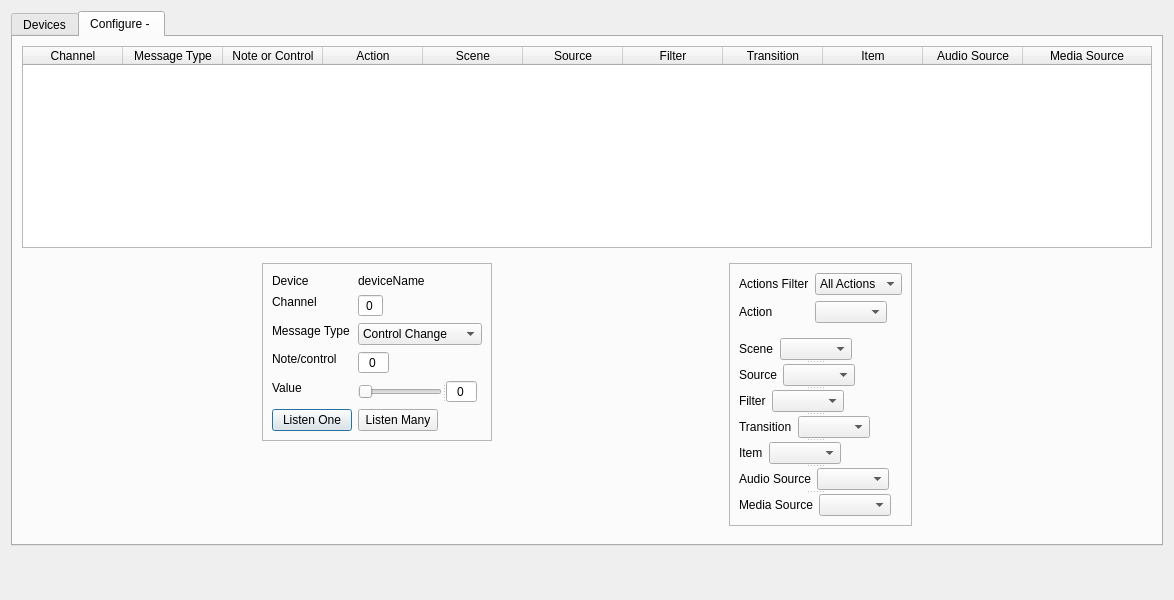
Old version of the form src/forms/settings-dialog.ui in the repository Alzy/obs-midi.
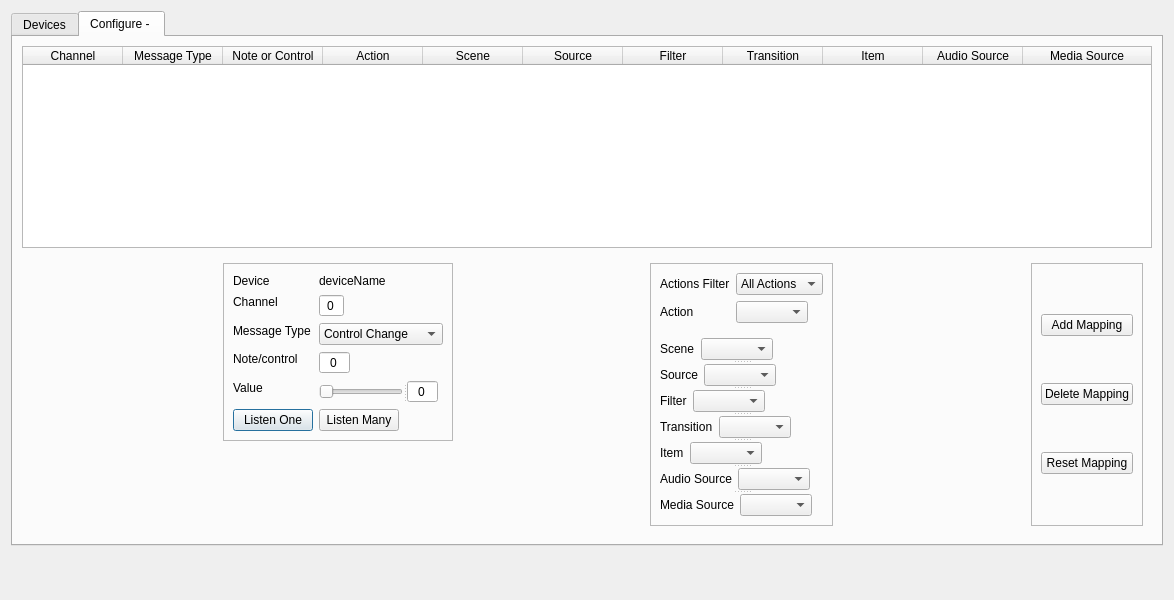
New version of the form. The open tabs and pages were chosen to show the change.

Diff of the .ui file:
```diff
--- a/src/forms/settings-dialog.ui
+++ b/src/forms/settings-dialog.ui
@@ -9,7 +9,7 @@
    <rect>
     <x>0</x>
     <y>0</y>
-    <width>800</width>
+    <width>1144</width>
     <height>600</height>
    </rect>
   </property>
@@ -213,21 +213,12 @@
          <layout class="QHBoxLayout" name="horizontalLayout">
           <item>
            <spacer name="horizontalSpacer">
-            <property name="sizePolicy">
-             <sizepolicy hsizetype="Fixed" vsizetype="Fixed">
-              <horstretch>0</horstretch>
-              <verstretch>0</verstretch>
-             </sizepolicy>
-            </property>
             <property name="orientation">
              <enum>Qt::Horizontal</enum>
             </property>
-            <property name="sizeType">
-             <enum>QSizePolicy::Fixed</enum>
-            </property>
             <property name="sizeHint" stdset="0">
              <size>
-              <width>13</width>
+              <width>40</width>
               <height>20</height>
              </size>
             </property>
@@ -579,21 +570,12 @@
           </item>
           <item>
            <spacer name="horizontalSpacer_2">
-            <property name="sizePolicy">
-             <sizepolicy hsizetype="Fixed" vsizetype="Fixed">
-              <horstretch>0</horstretch>
-              <verstretch>0</verstretch>
-             </sizepolicy>
-            </property>
             <property name="orientation">
              <enum>Qt::Horizontal</enum>
             </property>
-            <property name="sizeType">
-             <enum>QSizePolicy::Fixed</enum>
-            </property>
             <property name="sizeHint" stdset="0">
              <size>
-              <width>13</width>
+              <width>40</width>
               <height>20</height>
              </size>
             </property>
@@ -602,7 +584,7 @@
           <item alignment="Qt::AlignTop">
            <widget class="QFrame" name="wid_Action">
             <property name="sizePolicy">
-             <sizepolicy hsizetype="Fixed" vsizetype="Fixed">
+             <sizepolicy hsizetype="Preferred" vsizetype="Preferred">
               <horstretch>0</horstretch>
               <verstretch>0</verstretch>
              </sizepolicy>
@@ -622,7 +604,7 @@
             <property name="frameShape">
              <enum>QFrame::StyledPanel</enum>
             </property>
-            <layout class="QFormLayout" name="formLayout_10">
+            <layout class="QGridLayout" name="gridLayout_4">
              <item row="0" column="0">
               <widget class="QLabel" name="label_obs_action">
                <property name="sizePolicy">
@@ -728,7 +710,7 @@
              <item row="1" column="1">
               <widget class="QComboBox" name="cb_obs_output_action">
                <property name="sizePolicy">
-                <sizepolicy hsizetype="Fixed" vsizetype="Fixed">
+                <sizepolicy hsizetype="Fixed" vsizetype="Preferred">
                  <horstretch>0</horstretch>
                  <verstretch>0</verstretch>
                 </sizepolicy>
@@ -750,10 +732,23 @@
                </property>
               </widget>
              </item>
-             <item row="3" column="0" colspan="2">
+             <item row="2" column="0">
+              <widget class="Line" name="line">
+               <property name="sizePolicy">
+                <sizepolicy hsizetype="Fixed" vsizetype="Fixed">
+                 <horstretch>0</horstretch>
+                 <verstretch>0</verstretch>
+                </sizepolicy>
+               </property>
+               <property name="orientation">
+                <enum>Qt::Horizontal</enum>
+               </property>
+              </widget>
+             </item>
+             <item row="3" column="0" colspan="2" alignment="Qt::AlignVCenter">
               <widget class="QSplitter" name="splitter_2">
                <property name="sizePolicy">
-                <sizepolicy hsizetype="Fixed" vsizetype="Fixed">
+                <sizepolicy hsizetype="MinimumExpanding" vsizetype="MinimumExpanding">
                  <horstretch>0</horstretch>
                  <verstretch>0</verstretch>
                 </sizepolicy>
@@ -1179,27 +1174,51 @@
            </widget>
           </item>
           <item>
-           <spacer name="horizontalSpacer_3">
-            <property name="sizePolicy">
-             <sizepolicy hsizetype="Fixed" vsizetype="Fixed">
-              <horstretch>0</horstretch>
-              <verstretch>0</verstretch>
-             </sizepolicy>
-            </property>
+           <spacer name="horizontalSpacer_4">
             <property name="orientation">
              <enum>Qt::Horizontal</enum>
             </property>
-            <property name="sizeType">
-             <enum>QSizePolicy::Fixed</enum>
-            </property>
             <property name="sizeHint" stdset="0">
              <size>
-              <width>13</width>
+              <width>40</width>
               <height>20</height>
              </size>
             </property>
            </spacer>
           </item>
+          <item>
+           <widget class="QFrame" name="frame_2">
+            <property name="frameShape">
+             <enum>QFrame::StyledPanel</enum>
+            </property>
+            <property name="frameShadow">
+             <enum>QFrame::Raised</enum>
+            </property>
+            <layout class="QGridLayout" name="gridLayout_3">
+             <item row="0" column="0">
+              <widget class="QPushButton" name="btn_add">
+               <property name="text">
+                <string>Add Mapping</string>
+               </property>
+              </widget>
+             </item>
+             <item row="1" column="0">
+              <widget class="QPushButton" name="btn_delete">
+               <property name="text">
+                <string>Delete Mapping</string>
+               </property>
+              </widget>
+             </item>
+             <item row="2" column="0">
+              <widget class="QPushButton" name="btn_reset">
+               <property name="text">
+                <string>Reset Mapping</string>
+               </property>
+              </widget>
+             </item>
+            </layout>
+           </widget>
+          </item>
          </layout>
         </widget>
        </item>
```
Left out of the diff: 52 changed lines with no effect on the pictures.
